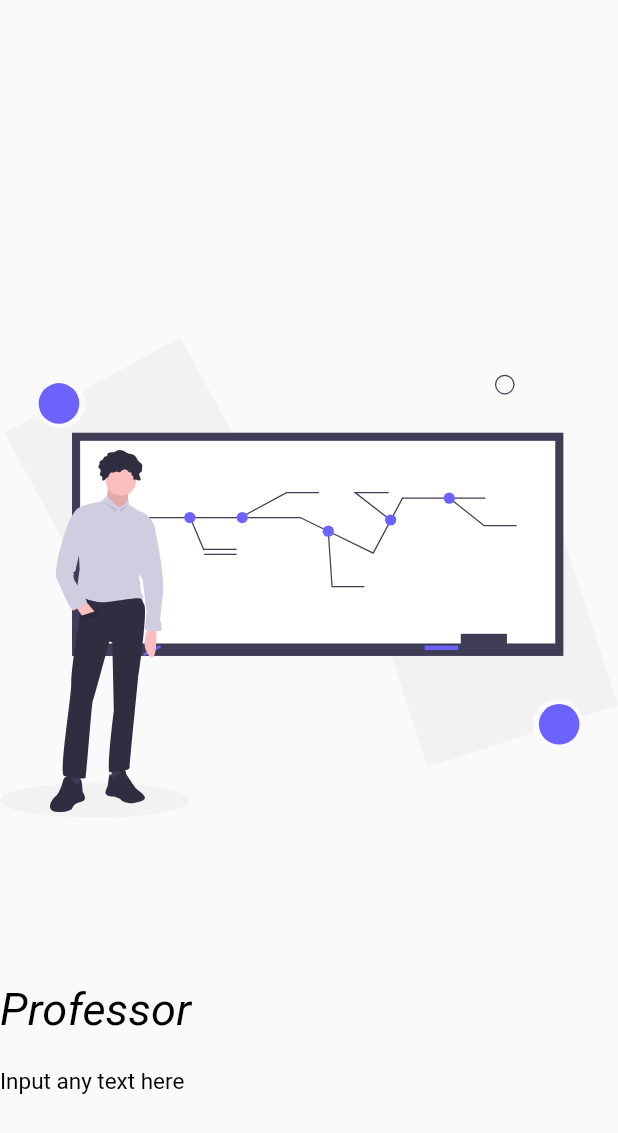
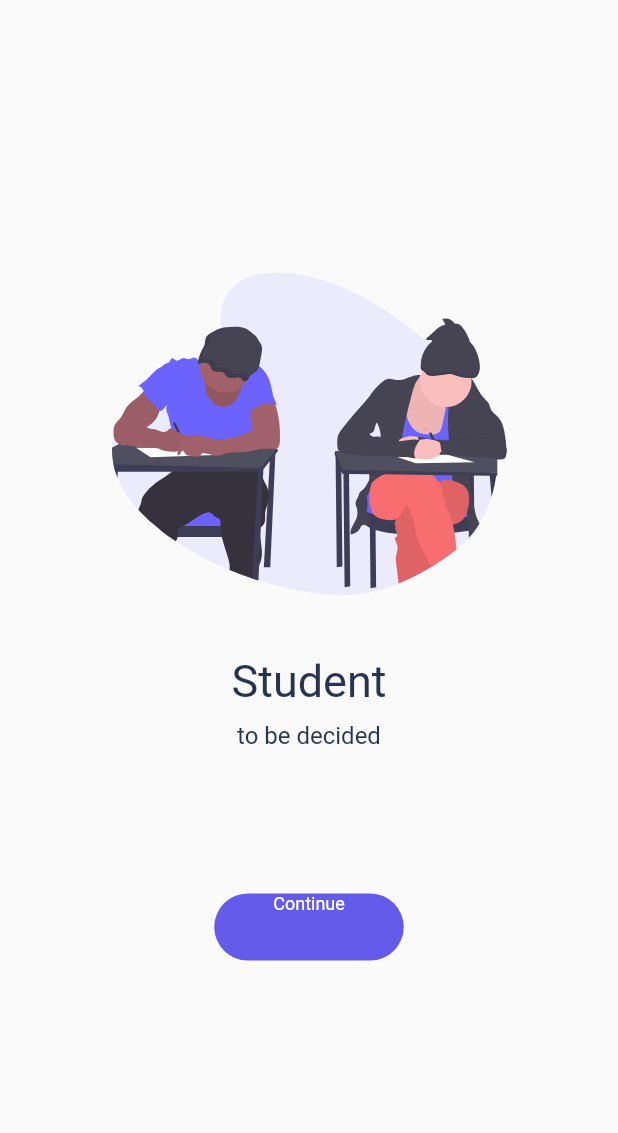
Before and after one commit to richikchanda1999/Library-Management-Software, a Flutter app: the screen it shows after launch, on a phone screen of 412 x 824 dp. Shown: the top 1133 px of the screen. Run offline on Flutter 3.47's test engine with Material 2 defaults, Android fonts, the phone set to English and light mode, and no system bars; our stand-ins replace flutter_screenutil, flutter_svg.

Commit message:
Student Intro building

```diff
--- a/lib/UI/Manul.dart
+++ b/lib/UI/Manul.dart
@@ -1,6 +1,7 @@
 import 'package:flutter/material.dart';
 import 'package:flutter_svg/flutter_svg.dart';
 import 'package:flutter_screenutil/flutter_screenutil.dart';
+import 'package:library_management/support.dart';
 
 class MyApp extends StatelessWidget {
   @override
@@ -52,11 +53,3 @@ class MyScaffold extends StatelessWidget {
     );
   }
 }
-
-class HWLR extends StatelessWidget {
-  double height, width, left, right;
-  @override
-  Widget build(BuildContext context) {
-    return ;
-  }
-}
--- /dev/null
+++ b/lib/UI/mansi.dart
@@ -0,0 +1,81 @@
+import 'package:flutter/cupertino.dart';
+import 'package:flutter/material.dart';
+import 'package:flutter_svg/flutter_svg.dart';
+import 'package:flutter_screenutil/flutter_screenutil.dart';
+import 'package:library_management/support.dart';
+
+class MyApp extends StatelessWidget {
+  @override
+  Widget build(BuildContext context) {
+    return MaterialApp(
+      title: 'Student',
+      home: MyScaffold(),
+    );
+  }
+}
+
+class MyScaffold extends StatelessWidget {
+  @override
+  Widget build(BuildContext context) {
+    ScreenUtil.init(context, width: 375, height: 812, allowFontScaling: true);
+    return Scaffold(
+//        appBar: AppBar(
+//          title: Text('Professor'),
+//        ),
+      body: Stack(
+        children: <Widget>[
+          Positioned(
+              top: h(179),
+              left: w(58),
+              height: h(212),
+              width: w(259.51),
+              child: SvgPicture.asset('assets/undraw_exams_g4ow.svg',
+                height: h(212),
+                width: w(259.51),)
+          ),
+          Positioned(
+              top:h(430),
+              left:w(137),
+              height: h(33),
+              right: w(137),
+              child: Text("Student", textAlign: TextAlign.center,
+                  style: TextStyle(color: Color(0xff283350),
+                      fontStyle: FontStyle.normal,
+                      fontSize: 30)
+              )
+          ),
+          Positioned(
+              top:h(474),
+              left:w(44),
+              height: h(38),
+              right: w(44),
+              child: Text("to be decided", textAlign: TextAlign.center,
+                  style: TextStyle(color: Color(0xff283350),
+                      fontStyle: FontStyle.normal,
+                      fontSize: 16
+                   )
+              )
+          ),
+          Positioned(
+            top:h(587),
+            left:w(130),
+            height:h(44),
+            right:w(130),
+            child: Container(
+              child: Text('Continue', textAlign: TextAlign.center,
+                  style: TextStyle(color: Colors.white,
+                  fontSize: 12)
+            ),
+            decoration: BoxDecoration(color: Color(0xff645BEB),
+            borderRadius: new BorderRadius.only(
+                topLeft:  const  Radius.circular(30.0),
+                topRight: const  Radius.circular(30.0),
+                bottomLeft: const Radius.circular(30.0),
+                bottomRight: const Radius.circular(30.0))
+            ),
+          )),
+        ],
+      ),
+    );
+  }
+}
--- a/lib/main.dart
+++ b/lib/main.dart
@@ -1,6 +1,6 @@
 import 'package:flutter/material.dart';
 
-import 'UI/Manul.dart';
+import 'UI/mansi.dart';
 
 class Main extends StatelessWidget {
   @override
```
Also changed, not shown: lib/mansi.dart (deleted).
